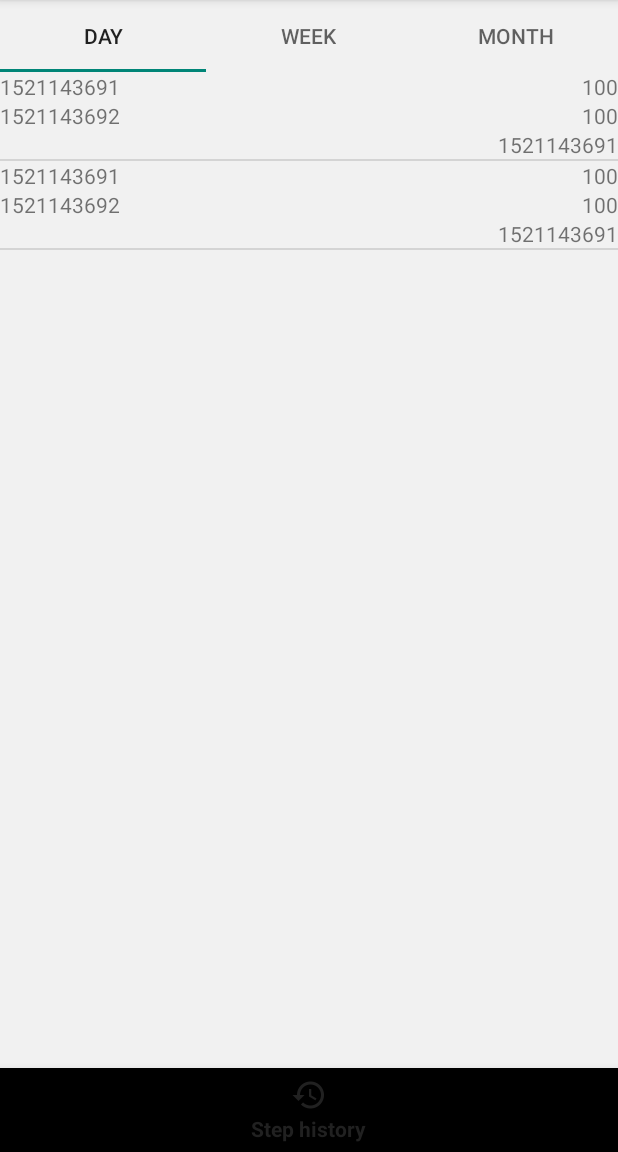
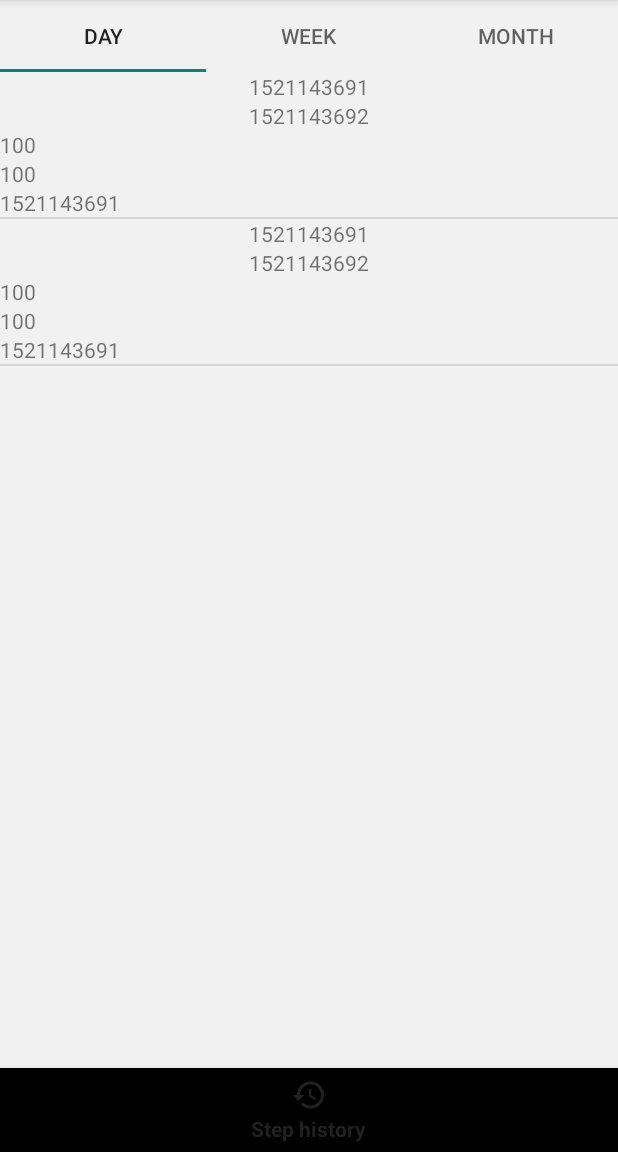
Before and after one commit to dennis-kao/Pedometer, an Android app: the screen it shows after launch (Activity_Main), item 2 of the bottom bar chosen, on a phone screen of 412 x 824 dp, the part 84-1236 px from its top. Run offline under Robolectric (Android 15) with nearby library versions, the phone set to English and light mode, and no system bars; libraries missing offline, so code that uses them is left out: org.eazegraph.lib; 26 statements that could not run were skipped.

Commit message:
Step History layout change (xml)

```diff
--- a/src/main/res/layout/step_history_cell.xml
+++ b/src/main/res/layout/step_history_cell.xml
@@ -6,59 +6,41 @@
     <LinearLayout
         android:layout_width="match_parent"
         android:layout_height="match_parent"
-        android:orientation="horizontal">
-
-        <LinearLayout
-            android:layout_width="wrap_content"
-            android:layout_height="wrap_content"
         android:orientation="vertical">
 
         <TextView
             android:id="@+id/startDate"
-                android:layout_width="match_parent"
+            android:layout_width="wrap_content"
             android:layout_height="wrap_content"
-                android:layout_alignParentLeft="true"
+            android:layout_gravity="center"
+            android:lines="1"
             android:text="TextView" />
-
 
         <TextView
             android:id="@+id/endDate"
-                android:layout_width="match_parent"
+            android:layout_width="wrap_content"
             android:layout_height="wrap_content"
-                android:layout_alignParentLeft="true"
+            android:layout_gravity="center"
+            android:lines="1"
             android:text="TextView" />
-
-
-        </LinearLayout>
-
-        <LinearLayout
-            android:layout_width="fill_parent"
-            android:layout_height="wrap_content"
-            android:orientation="vertical">
-
 
         <TextView
             android:id="@+id/totalStep"
             android:layout_width="match_parent"
             android:layout_height="wrap_content"
-                android:gravity="right"
             android:text="TextView" />
 
         <TextView
             android:id="@+id/avgStep"
             android:layout_width="match_parent"
             android:layout_height="wrap_content"
-                android:gravity="right"
             android:text="TextView" />
 
         <TextView
             android:id="@+id/bestDay"
             android:layout_width="match_parent"
             android:layout_height="wrap_content"
-                android:gravity="right"
             android:text="TextView" />
-
     </LinearLayout>
 
 </LinearLayout>
-</LinearLayout>
```
Lines whose indentation alone changed are shown as unchanged.
